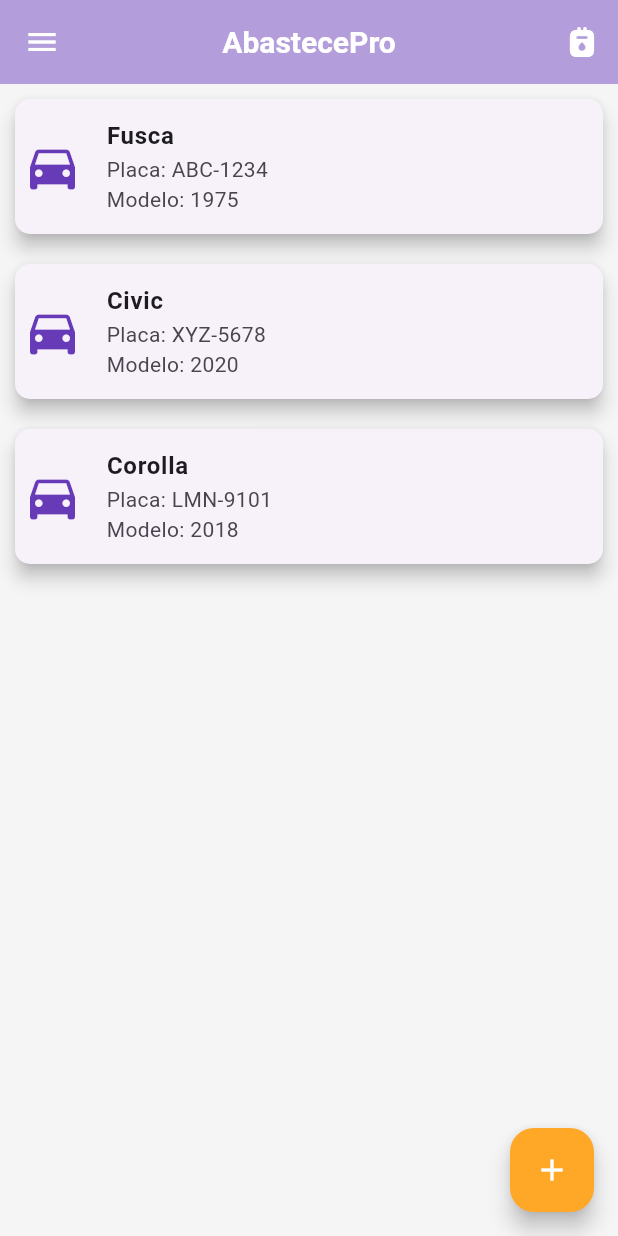
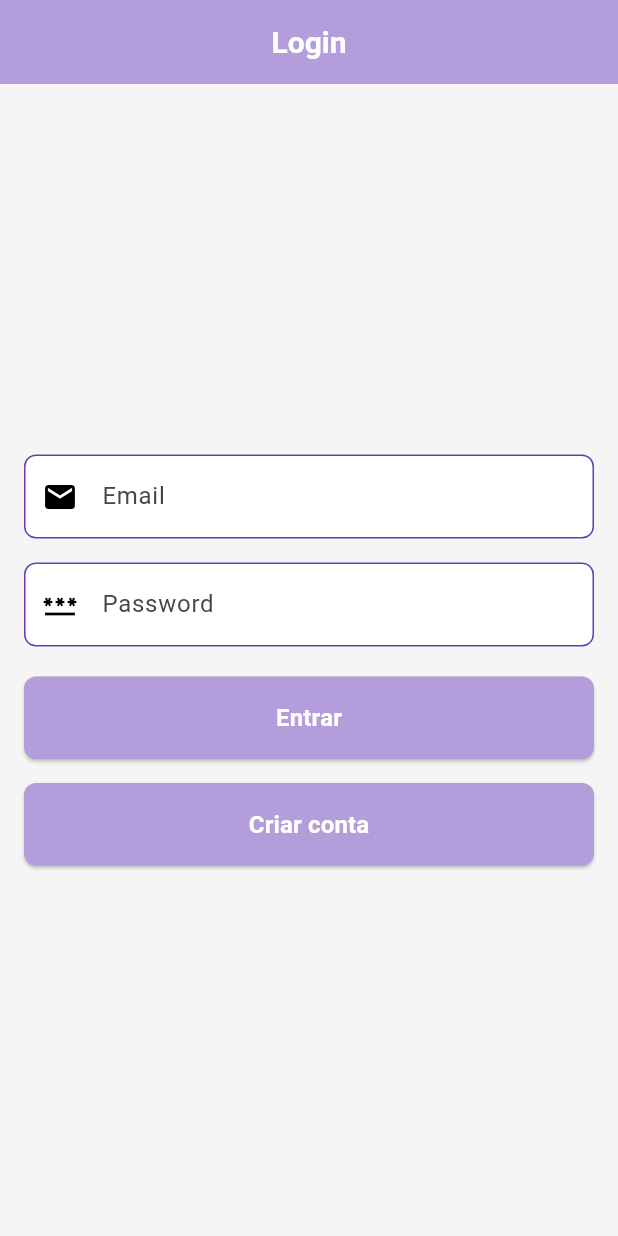
Before and after one commit to Campos-Caio/Projeto-AbastecePro, a Flutter app: the screen it shows after launch, on a phone screen of 412 x 824 dp. Run offline on Flutter 3.47's test engine with Material 3 defaults, Android fonts, the light colour scheme and no system bars; our stand-ins replace cloud_firestore, firebase_auth, firebase_core; accounts and stored records are empty.

Commit message:
Cadastro de usuarios e tela de login

```diff
--- a/lib/main.dart
+++ b/lib/main.dart
@@ -1,4 +1,6 @@
 import 'package:abastece_pro/screens/home_page.dart';
+import 'package:abastece_pro/screens/login_page.dart';
+import 'package:abastece_pro/screens/register_page.dart';
 import 'package:cloud_firestore/cloud_firestore.dart';
 import 'package:flutter/material.dart';
 import 'package:firebase_core/firebase_core.dart';
@@ -87,7 +89,12 @@ class AbasteceProApp extends StatelessWidget {
       ),
       themeMode: ThemeMode.system,
       debugShowCheckedModeBanner: false,
-      home: const HomePage(),
+      initialRoute: '/login',
+      routes: {
+        '/login' : (context) => const LoginPage(),
+        '/register' : (context) => const RegisterPage(),
+        '/home' : (context) => const HomePage(),
+      },
     );
   }
 }
--- a/lib/screens/home_page.dart
+++ b/lib/screens/home_page.dart
@@ -21,14 +21,8 @@ class _HomePageState extends State<HomePage> {
     {"nome": "Corolla", "placa": "LMN-9101", "modelo": "2018"},
   ];
 
-  final teste = <String,String>{
-    "teste" : "teste"
-  };
-
-
   @override
   Widget build(BuildContext context) {
-    database.collection("teste").doc("teste").set(teste).onError((error, stackTrace) => print("Erro no firebase"));
     return Scaffold(
       appBar: AppBar(
         title: const Text('AbastecePro'),
--- /dev/null
+++ b/lib/screens/login_page.dart
@@ -0,0 +1,73 @@
+import 'package:abastece_pro/screens/register_page.dart';
+import 'package:abastece_pro/widgets/custom_Input_Decoration.dart';
+import 'package:abastece_pro/widgets/custom_button.dart';
+import 'package:firebase_auth/firebase_auth.dart';
+import 'package:flutter/material.dart';
+
+class LoginPage extends StatefulWidget {
+  const LoginPage({super.key});
+
+  @override
+  State<LoginPage> createState() => _LoginPageState();
+}
+
+class _LoginPageState extends State<LoginPage> {
+  final _emailController = TextEditingController();
+  final _passwordController = TextEditingController();
+  final _auth = FirebaseAuth.instance;
+
+  Future<void> _loginUser() async {
+    try {
+      await _auth.signInWithEmailAndPassword(
+          email: _emailController.text.trim(),
+          password: _passwordController.text.trim());
+
+      Navigator.of(context).pushReplacementNamed('/home');
+    } catch (error) {
+      ScaffoldMessenger.of(context).showSnackBar(SnackBar(
+          content: Text('Error ao fazer login:  ${error.toString()} ')));
+    }
+  }
+
+  @override
+  Widget build(BuildContext context) {
+    return Scaffold(
+      appBar: AppBar(
+        title: const Text('Login'),
+        centerTitle: true,
+      ),
+      body: Padding(
+        padding: const EdgeInsets.all(16.0),
+        child: Column(
+          mainAxisAlignment: MainAxisAlignment.center,
+          children: [
+            TextField(
+              controller: _emailController,
+              decoration: customInputDecoration("Email", Icons.email),
+              style: const TextStyle(color: Colors.black),
+            ),
+            const SizedBox(height: 16),
+            TextField(
+              controller: _passwordController,
+              decoration: customInputDecoration("Password", Icons.password),
+              obscureText: true,
+              style: const TextStyle(color: Colors.black),
+            ),
+            const SizedBox(
+              height: 20,
+            ),
+            CustomButton(text: 'Entrar', onPressed: _loginUser),
+            const SizedBox(
+              height: 16.0,
+            ),
+            CustomButton(
+                text: 'Criar conta',
+                onPressed: () {
+                  Navigator.of(context).pushNamed("/register");
+                })
+          ],
+        ),
+      ),
+    );
+  }
+}
--- /dev/null
+++ b/lib/widgets/custom_button.dart
@@ -0,0 +1,33 @@
+import 'package:flutter/material.dart';
+
+class CustomButton extends StatelessWidget {
+  final String text;
+  final VoidCallback onPressed;
+
+  const CustomButton({required this.text, required this.onPressed, Key? key}) : super(key: key);
+
+  @override
+  Widget build(BuildContext context) {
+    return SizedBox(
+      width: double.infinity,
+      child: ElevatedButton(
+        style: ElevatedButton.styleFrom(
+          backgroundColor: Theme.of(context).primaryColor,
+          padding: const EdgeInsets.symmetric(vertical: 16),
+          shape: RoundedRectangleBorder(
+            borderRadius: BorderRadius.circular(8),
+          ),
+        ),
+        onPressed: onPressed,
+        child: Text(
+          text,
+          style: const TextStyle(
+            color: Colors.white,
+            fontSize: 16,
+            fontWeight: FontWeight.bold,
+          ),
+        ),
+      ),
+    );
+  }
+}
--- /dev/null
+++ b/lib/widgets/custom_input_decoration.dart
@@ -0,0 +1,23 @@
+import 'package:flutter/material.dart';
+
+InputDecoration customInputDecoration(String hintText, IconData icon) {
+  return InputDecoration(
+    hintText: hintText,
+    prefixIcon: Icon(icon, color: Colors.black),
+    filled: true,
+    fillColor: Colors.white,
+    contentPadding: const EdgeInsets.symmetric(vertical: 16, horizontal: 12),
+    border: OutlineInputBorder(
+      borderRadius: BorderRadius.circular(8),
+      borderSide: const BorderSide(color: Colors.deepPurple),
+    ),
+    focusedBorder: OutlineInputBorder(
+      borderRadius: BorderRadius.circular(8),
+      borderSide: const BorderSide(color: Colors.deepPurple, width: 2),
+    ),
+    enabledBorder: OutlineInputBorder(
+      borderRadius: BorderRadius.circular(8),
+      borderSide: const BorderSide(color: Colors.deepPurple),
+    ),
+  );
+}
--- a/pubspec.yaml
+++ b/pubspec.yaml
@@ -38,6 +38,7 @@ dependencies:
   firebase_core: ^3.8.0
   firebase_database: ^11.1.6
   cloud_firestore: ^5.5.0
+  firebase_auth: ^5.1.3
 
 dev_dependencies:
   flutter_test:
```
Also changed, not shown: lib/screens/register_page.dart (added, +139 -0 lines), pubspec.lock, 3 other files.
